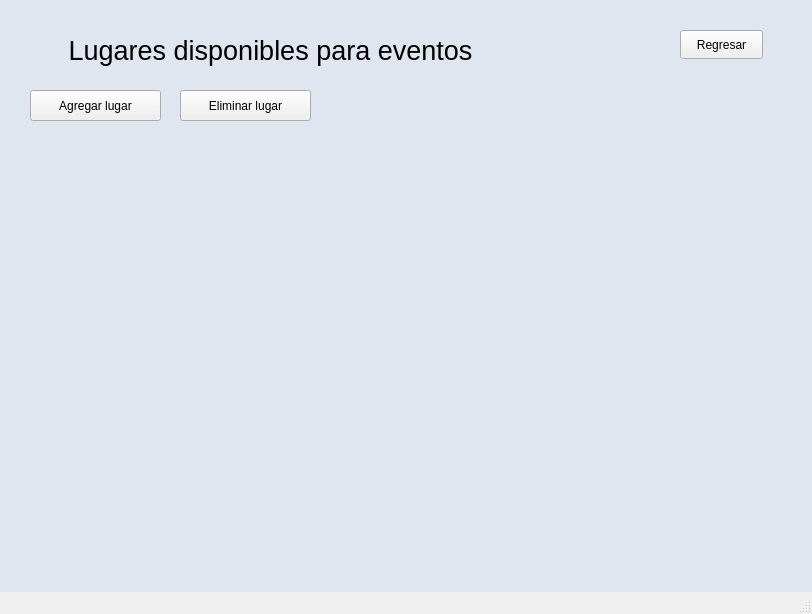
ValeriaMora27/Proyecto-i2023-ie2017, file Proyecto/ProyectoEventos/mainwindow.ui: the form before one commit.
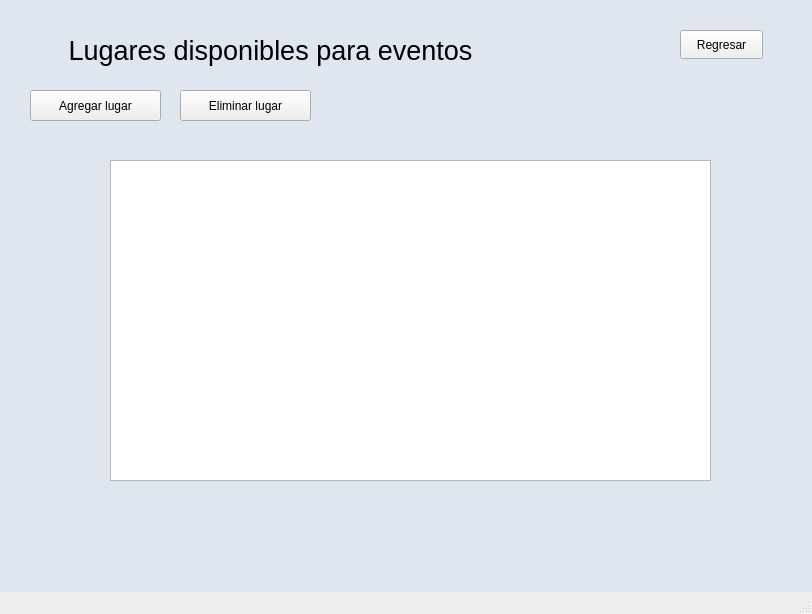
The form after the commit. The open tabs and pages were chosen to show the change. Icons and pictures are not drawn.

Commit message: Agregando funcionalidad de lugares

```diff
--- a/Proyecto/ProyectoEventos/mainwindow.ui
+++ b/Proyecto/ProyectoEventos/mainwindow.ui
@@ -1284,6 +1284,16 @@
        <string>Agregar lugar</string>
       </property>
      </widget>
+     <widget class="QTableWidget" name="tablaLugares">
+      <property name="geometry">
+       <rect>
+        <x>110</x>
+        <y>160</y>
+        <width>601</width>
+        <height>321</height>
+       </rect>
+      </property>
+     </widget>
     </widget>
     <widget class="QWidget" name="page07_Proveedores">
      <widget class="QLabel" name="label_8">
```
Left out of the diff: 8 changed lines with no effect on the pictures. The commit also changes 6 other files.
